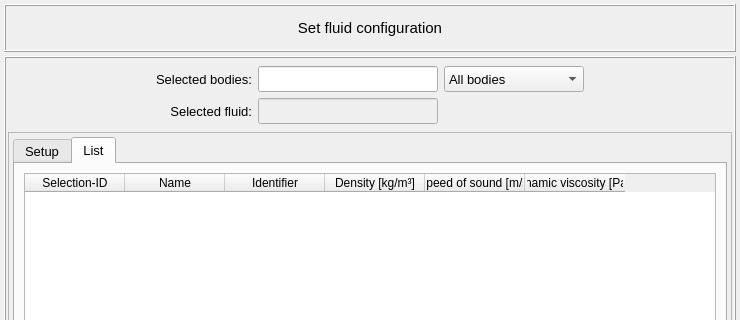
Above: vibra/interface/data/ui_files/model/setup/fluid/set_fluid_inputs.ui from MOPT-UFSC/VIBRA before the change; both pictures show x 0 to 740 and y 0 to 320 of the 740 by 600 pixel window. Below: the same form after it.
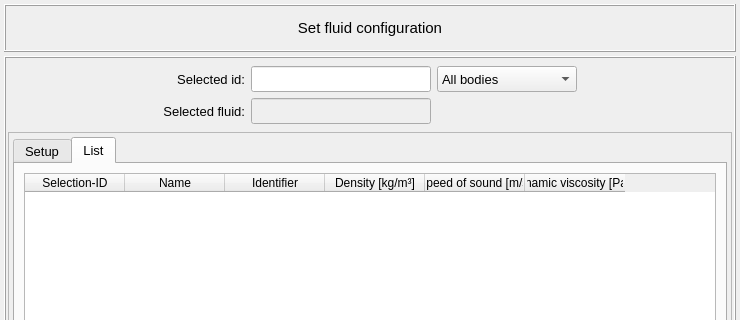
That is the form after the change. The open tabs and pages were chosen to show the change.

Commit message: Adds a geometry selection verification when list tab is selected in SetFluidInputs and MaterialInputs classes

```diff
--- a/vibra/interface/data/ui_files/model/setup/fluid/set_fluid_inputs.ui
+++ b/vibra/interface/data/ui_files/model/setup/fluid/set_fluid_inputs.ui
@@ -181,7 +181,7 @@
             </font>
            </property>
            <property name="text">
-            <string>Selected bodies:</string>
+            <string>Selected id:</string>
            </property>
            <property name="textFormat">
             <enum>Qt::AutoText</enum>
```
Left out of the diff: 22 changed lines with no effect on the pictures. The commit also changes 3 other files.
